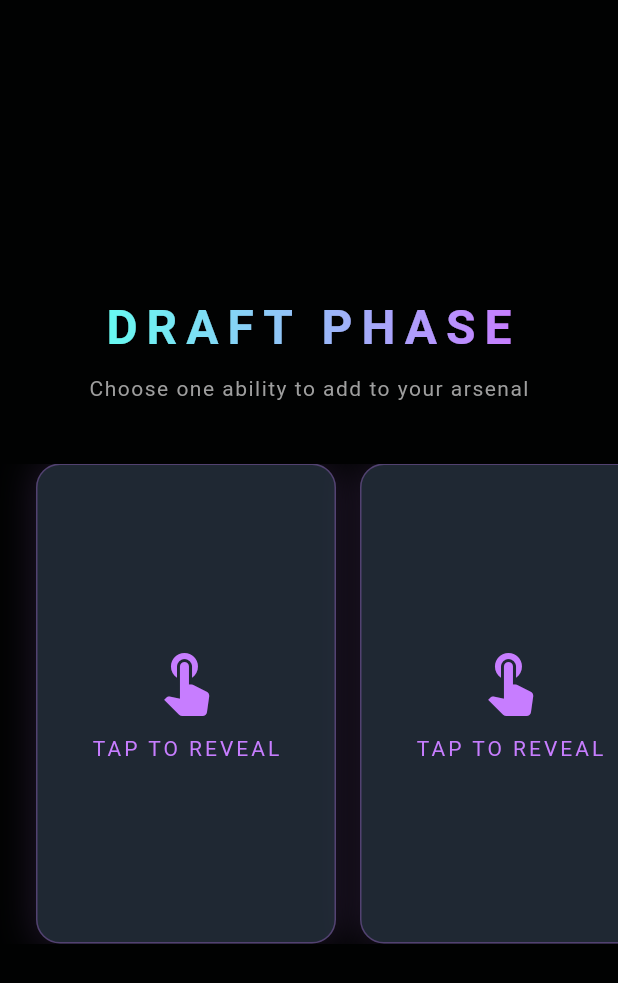
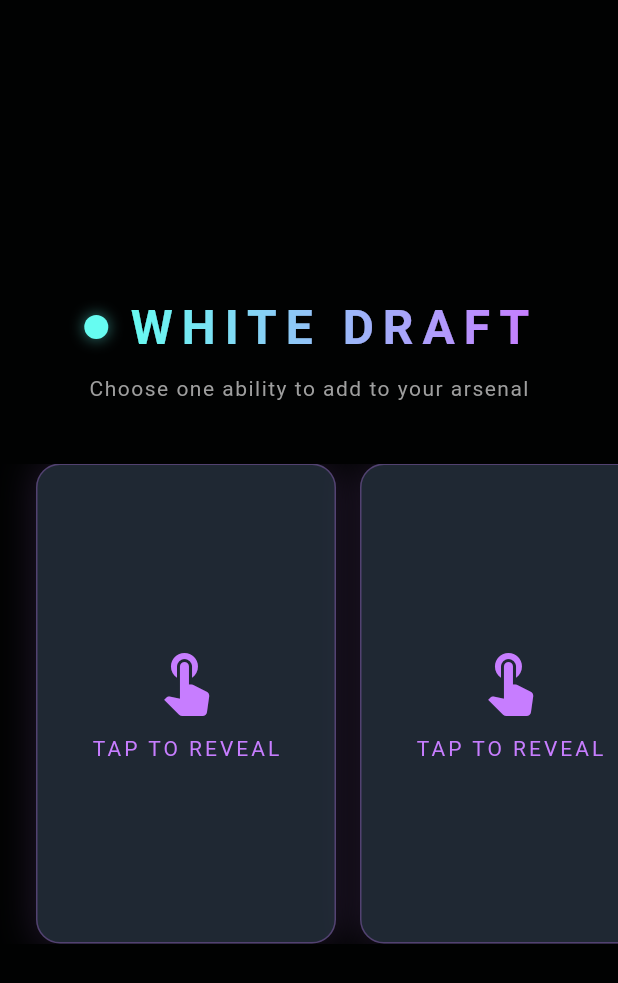
Before and after one commit to OrhanSahintas/chess-roguelike, a Flutter app: the DraftScreen widget shown alone on an empty page, opened directly with empty values, on a phone screen of 412 x 824 dp. Shown: the top 983 px of the screen. Run offline on Flutter 3.47's test engine with Material 3 defaults, Android fonts, the phone set to English and light mode, and no system bars; our stand-ins replace equatable, flutter_riverpod, go_router, supabase_flutter; accounts and stored records are empty; Roboto replaces fonts that are missing (Orbitron).

Commit message:
Per-player draft tracking + fixed piece rendering font

```diff
--- a/lib/ui/screens/draft_screen.dart
+++ b/lib/ui/screens/draft_screen.dart
@@ -2,13 +2,19 @@ import 'package:flutter/material.dart';
 import 'package:flutter/services.dart';
 import 'dart:math';
 import '../../abilities/abilities.dart';
+import '../../models/models.dart';
 import '../../models/ability_pool.dart';
 
 /// The ability draft modal — 3 cards flip over, player picks one.
 class DraftScreen extends StatefulWidget {
+  final PlayerColor draftingFor;
   final void Function(Ability ability) onAbilitySelected;
 
-  const DraftScreen({super.key, required this.onAbilitySelected});
+  const DraftScreen({
+    super.key,
+    required this.draftingFor,
+    required this.onAbilitySelected,
+  });
 
   @override
   State<DraftScreen> createState() => _DraftScreenState();
@@ -63,20 +69,48 @@ class _DraftScreenState extends State<DraftScreen>
           child: Column(
             mainAxisSize: MainAxisSize.min,
             children: [
-              // Title
+              // Title with color indicator
+              Row(
+                mainAxisSize: MainAxisSize.min,
+                children: [
+                  Container(
+                    width: 16,
+                    height: 16,
+                    decoration: BoxDecoration(
+                      shape: BoxShape.circle,
+                      color: widget.draftingFor == PlayerColor.white
+                          ? const Color(0xFF66FCF1)
+                          : const Color(0xFFFF0055),
+                      boxShadow: [
+                        BoxShadow(
+                          color: widget.draftingFor == PlayerColor.white
+                              ? const Color(0xFF66FCF1).withValues(alpha: 0.5)
+                              : const Color(0xFFFF0055).withValues(alpha: 0.5),
+                          blurRadius: 8,
+                        ),
+                      ],
+                    ),
+                  ),
+                  const SizedBox(width: 12),
                   ShaderMask(
-                shaderCallback: (bounds) => const LinearGradient(
-                  colors: [Color(0xFF66FCF1), Color(0xFFC77DFF)],
+                    shaderCallback: (bounds) => LinearGradient(
+                      colors: widget.draftingFor == PlayerColor.white
+                          ? [const Color(0xFF66FCF1), const Color(0xFFC77DFF)]
+                          : [const Color(0xFFFF0055), const Color(0xFFC77DFF)],
                     ).createShader(bounds),
-                child: const Text(
-                  'DRAFT PHASE',
-                  style: TextStyle(
+                    child: Text(
+                      widget.draftingFor == PlayerColor.white
+                          ? 'WHITE DRAFT'
+                          : 'BLACK DRAFT',
+                      style: const TextStyle(
                         fontSize: 32,
                         fontWeight: FontWeight.bold,
                         color: Colors.white,
                         letterSpacing: 6,
                       ),
                     ),
+                  ),
+                ],
               ),
               const SizedBox(height: 8),
               Text(
```
Also changed, not shown: lib/models/game_state.dart (+64 -93 lines), lib/providers/game_provider.dart (+65 -36 lines), lib/ui/screens/game_screen.dart (+4 -3 lines), lib/ui/widgets/chess_board_widget.dart (+9 -6 lines). Lines whose indentation alone changed are shown as unchanged.
